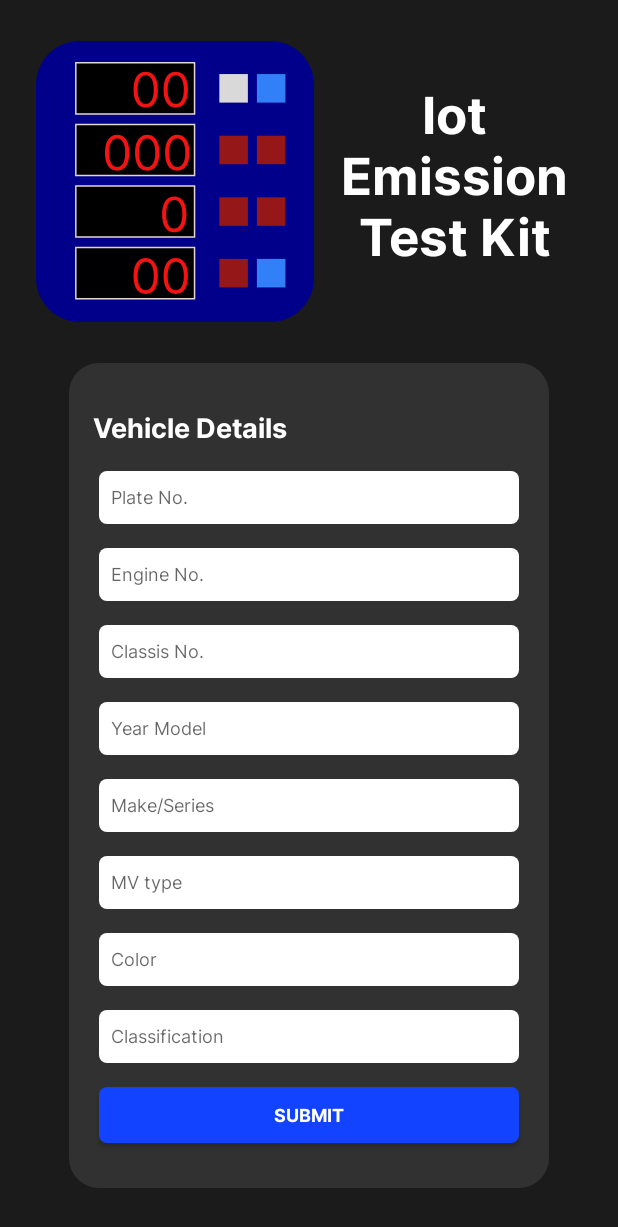
After one commit to Ranssuu/emissiontestkit, an Android app: the CarDetailsActivity screen opened directly, with no data from a screen before it, on a phone screen of 412 x 824 dp. The commit adds this screen. Shown: the top 1227 px of the screen. Run offline under Robolectric (Android 15) with nearby library versions, the phone set to English and light mode, and no system bars.

Commit message:
Main Commit

```diff
--- a/app/src/main/AndroidManifest.xml
+++ b/app/src/main/AndroidManifest.xml
@@ -12,6 +12,9 @@
         android:supportsRtl="true"
         android:theme="@style/Theme.EmissionTestKit"
         tools:targetApi="31">
+        <activity
+            android:name=".CarDetailsActivity"
+            android:exported="false" />
         <activity
             android:name=".HistoryActivity"
             android:exported="false" />
--- /dev/null
+++ b/app/src/main/java/com/example/emissiontestkit/CarDetailsActivity.java
@@ -0,0 +1,24 @@
+package com.example.emissiontestkit;
+
+import android.os.Bundle;
+
+import androidx.activity.EdgeToEdge;
+import androidx.appcompat.app.AppCompatActivity;
+import androidx.core.graphics.Insets;
+import androidx.core.view.ViewCompat;
+import androidx.core.view.WindowInsetsCompat;
+
+public class CarDetailsActivity extends AppCompatActivity {
+
+    @Override
+    protected void onCreate(Bundle savedInstanceState) {
+        super.onCreate(savedInstanceState);
+        EdgeToEdge.enable(this);
+        setContentView(R.layout.activity_car_details);
+        ViewCompat.setOnApplyWindowInsetsListener(findViewById(R.id.main), (v, insets) -> {
+            Insets systemBars = insets.getInsets(WindowInsetsCompat.Type.systemBars());
+            v.setPadding(systemBars.left, systemBars.top, systemBars.right, systemBars.bottom);
+            return insets;
+        });
+    }
+}
--- /dev/null
+++ b/app/src/main/res/drawable/vehicle_bg.xml
@@ -0,0 +1,5 @@
+<?xml version="1.0" encoding="utf-8"?>
+<shape xmlns:android="http://schemas.android.com/apk/res/android">
+    <solid android:color="@color/gray" /> <!-- Gray color -->
+    <corners android:radius="20dp"/>
+</shape>
--- /dev/null
+++ b/app/src/main/res/layout/activity_car_details.xml
@@ -0,0 +1,181 @@
+<?xml version="1.0" encoding="utf-8"?>
+<androidx.constraintlayout.widget.ConstraintLayout xmlns:android="http://schemas.android.com/apk/res/android"
+    xmlns:app="http://schemas.android.com/apk/res-auto"
+    xmlns:tools="http://schemas.android.com/tools"
+    android:id="@+id/main"
+    android:layout_width="match_parent"
+    android:layout_height="match_parent"
+    tools:context=".CarDetailsActivity"
+    android:background="@color/background">
+
+    <ImageView
+        android:id="@+id/logo"
+        android:layout_width="wrap_content"
+        android:layout_height="187dp"
+        android:layout_marginStart="16dp"
+        android:background="@drawable/logo"
+        android:padding="10dp"
+        app:layout_constraintBottom_toTopOf="@+id/cardetails_bg"
+        app:layout_constraintEnd_toStartOf="@+id/appname"
+        app:layout_constraintStart_toStartOf="parent"
+        app:layout_constraintTop_toTopOf="parent" />
+
+    <TextView
+        android:id="@+id/appname"
+        android:layout_width="170dp"
+        android:layout_height="140dp"
+        android:layout_marginEnd="16dp"
+        android:fontFamily="@font/interbold"
+        android:text="@string/app_name"
+        android:textAlignment="center"
+        android:textColor="@color/white"
+        android:textSize="34sp"
+        app:layout_constraintBottom_toTopOf="@+id/cardetails_bg"
+        app:layout_constraintEnd_toEndOf="parent"
+        app:layout_constraintStart_toEndOf="@+id/logo"
+        app:layout_constraintTop_toTopOf="parent" />
+
+    <LinearLayout
+        android:id="@+id/cardetails_bg"
+        android:layout_width="320dp"
+        android:layout_height="550dp"
+        android:layout_marginBottom="32dp"
+        android:background="@drawable/widget_bg"
+        app:layout_constraintBottom_toBottomOf="parent"
+        app:layout_constraintEnd_toEndOf="parent"
+        app:layout_constraintStart_toStartOf="parent"
+        android:orientation="vertical"
+        android:gravity="center">
+
+        <TextView
+            android:id="@+id/cardetailtextview"
+            android:layout_width="wrap_content"
+            android:layout_height="wrap_content"
+            android:layout_gravity="start"
+            android:text="@string/vehicle_details"
+            android:textColor="@color/white"
+            android:fontFamily="@font/interbold"
+            android:textSize="18sp"
+            android:layout_marginStart="16dp"/>
+
+        <com.google.android.material.textfield.TextInputEditText
+            android:id="@+id/plateno"
+            android:layout_width="wrap_content"
+            android:layout_height="wrap_content"
+            android:layout_marginTop="16dp"
+            android:background="@drawable/inputbox"
+            android:fontFamily="@font/interreg"
+            android:hint="@string/plate_no"
+            android:inputType="text"
+            android:paddingStart="8dp"
+            android:textColor="@color/black"
+            android:textSize="12sp"/>
+
+        <com.google.android.material.textfield.TextInputEditText
+            android:id="@+id/engineno"
+            android:layout_width="wrap_content"
+            android:layout_height="wrap_content"
+            android:layout_marginTop="16dp"
+            android:background="@drawable/inputbox"
+            android:fontFamily="@font/interreg"
+            android:hint="@string/engine_no"
+            android:inputType="text"
+            android:paddingStart="8dp"
+            android:textColor="@color/black"
+            android:textSize="12sp"/>
+
+        <com.google.android.material.textfield.TextInputEditText
+            android:id="@+id/chassisno"
+            android:layout_width="wrap_content"
+            android:layout_height="wrap_content"
+            android:layout_marginTop="16dp"
+            android:background="@drawable/inputbox"
+            android:fontFamily="@font/interreg"
+            android:hint="@string/classis_no"
+            android:inputType="text"
+            android:paddingStart="8dp"
+            android:textColor="@color/black"
+            android:textSize="12sp"/>
+
+        <com.google.android.material.textfield.TextInputEditText
+            android:id="@+id/yearmodel"
+            android:layout_width="wrap_content"
+            android:layout_height="wrap_content"
+            android:layout_marginTop="16dp"
+            android:background="@drawable/inputbox"
+            android:fontFamily="@font/interreg"
+            android:hint="@string/year_model"
+            android:inputType="text"
+            android:paddingStart="8dp"
+            android:textColor="@color/black"
+            android:textSize="12sp"/>
+
+        <com.google.android.material.textfield.TextInputEditText
+            android:id="@+id/makeseries"
+            android:layout_width="wrap_content"
+            android:layout_height="wrap_content"
+            android:layout_marginTop="16dp"
+            android:background="@drawable/inputbox"
+            android:fontFamily="@font/interreg"
+            android:hint="@string/make_series"
+            android:inputType="text"
+            android:paddingStart="8dp"
+            android:textColor="@color/black"
+            android:textSize="12sp"/>
+
+        <com.google.android.material.textfield.TextInputEditText
+            android:id="@+id/mvtype"
+            android:layout_width="wrap_content"
+            android:layout_height="wrap_content"
+            android:layout_marginTop="16dp"
+            android:background="@drawable/inputbox"
+            android:fontFamily="@font/interreg"
+            android:hint="@string/mv_type"
+            android:inputType="text"
+            android:paddingStart="8dp"
+            android:textColor="@color/black"
+            android:textSize="12sp"/>
+
+        <com.google.android.material.textfield.TextInputEditText
+            android:id="@+id/color"
+            android:layout_width="wrap_content"
+            android:layout_height="wrap_content"
+            android:layout_marginTop="16dp"
+            android:background="@drawable/inputbox"
+            android:fontFamily="@font/interreg"
+            android:hint="@string/color"
+            android:inputType="text"
+            android:paddingStart="8dp"
+            android:textColor="@color/black"
+            android:textSize="12sp"/>
+
+        <com.google.android.material.textfield.TextInputEditText
+            android:id="@+id/classification"
+            android:layout_width="wrap_content"
+            android:layout_height="wrap_content"
+            android:layout_marginTop="16dp"
+            android:background="@drawable/inputbox"
+            android:fontFamily="@font/interreg"
+            android:hint="@string/classification"
+            android:inputType="text"
+            android:paddingStart="8dp"
+            android:textColor="@color/black"
+            android:textSize="12sp"/>
+
+        <Button
+            android:id="@+id/submit"
+            android:layout_width="wrap_content"
+            android:layout_height="37dp"
+            android:layout_marginTop="16dp"
+            android:width="280dp"
+            android:background="@drawable/button"
+            android:fontFamily="@font/interbold"
+            android:text="@string/submit"
+            android:textColor="@color/white"
+            android:textSize="12sp" />
+
+
+    </LinearLayout>
+
+
+</androidx.constraintlayout.widget.ConstraintLayout>
--- a/app/src/main/res/layout/activity_login.xml
+++ b/app/src/main/res/layout/activity_login.xml
@@ -91,7 +91,7 @@
             android:layout_height="37dp"
             android:layout_marginTop="16dp"
             android:width="280dp"
-            android:background="@drawable/login_btn"
+            android:background="@drawable/button"
             android:fontFamily="@font/interbold"
             android:text="@string/signin"
             android:textColor="@color/white"
--- a/app/src/main/res/layout/activity_register.xml
+++ b/app/src/main/res/layout/activity_register.xml
@@ -139,7 +139,7 @@
             android:layout_height="37dp"
             android:layout_marginTop="16dp"
             android:width="280dp"
-            android:background="@drawable/login_btn"
+            android:background="@drawable/button"
             android:fontFamily="@font/interbold"
             android:text="@string/signup"
             android:textColor="@color/white"
--- a/app/src/main/res/values/strings.xml
+++ b/app/src/main/res/values/strings.xml
@@ -1,5 +1,5 @@
 <resources>
-    <string name="app_name">Emission Test Kit</string>
+    <string name="app_name">Iot Emission Test Kit</string>
     <string name="email">Email</string>
     <string name="password">Password</string>
     <string name="signin">Sign In</string>
@@ -17,4 +17,14 @@
     <string name="settings">Settings</string>
     <string name="emission">Emission</string>
     <string name="register_link">Register</string>
+    <string name="vehicle_details">Vehicle Details</string>
+    <string name="submit">Submit</string>
+    <string name="plate_no">Plate No.</string>
+    <string name="engine_no">Engine No.</string>
+    <string name="classis_no">Classis No.</string>
+    <string name="year_model">Year Model</string>
+    <string name="make_series">Make/Series</string>
+    <string name="mv_type">MV type</string>
+    <string name="color">Color</string>
+    <string name="classification">Classification</string>
 </resources>
```
Also changed, not shown: app/src/main/res/drawable/button.xml (renamed from app/src/main/res/drawable/login_btn.xml).
